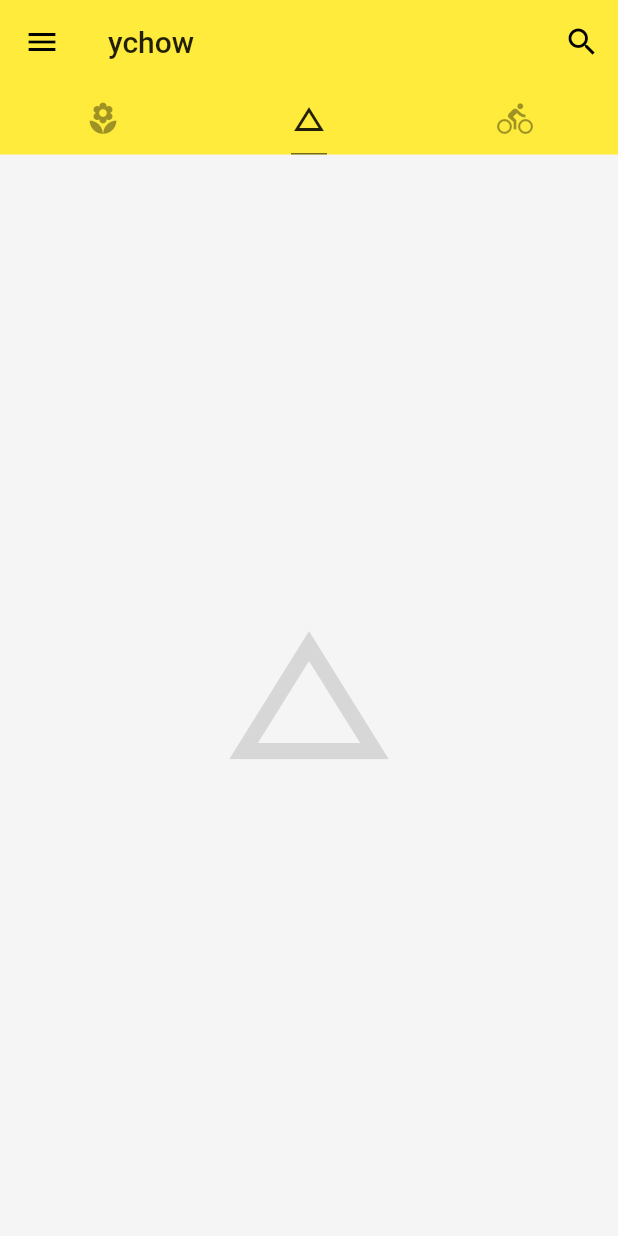
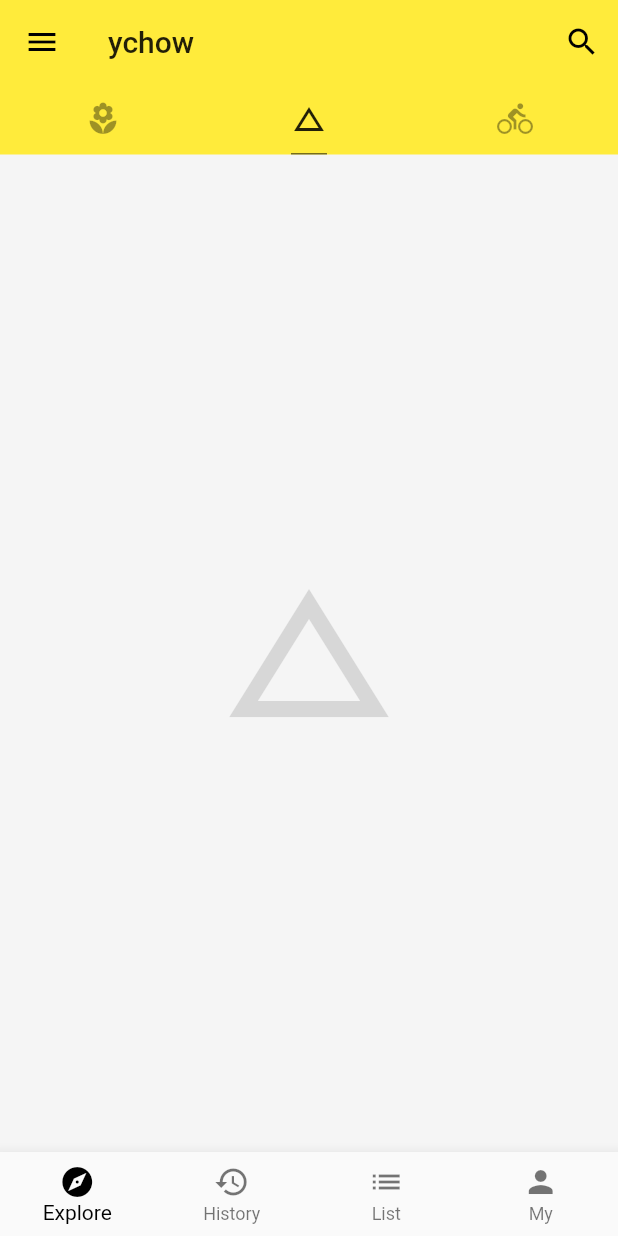
Before and after one commit to ychow/ychow_flutter, a Flutter app: the screen it shows after launch, tab 2 chosen, on a phone screen of 412 x 824 dp. Run offline on Flutter 3.47's test engine with Material 2 defaults, Android fonts, the phone set to English and light mode, and no system bars; network calls fail.

Commit message:
feat: add BottomNavigationBar

```diff
--- /dev/null
+++ b/lib/demo/Bottom_navigation_bar_demo.dart
@@ -0,0 +1,48 @@
+import 'package:flutter/material.dart';
+
+class BottomNavigationBarDemo extends StatefulWidget {
+  @override
+  State<StatefulWidget> createState() {
+    return _BottomNavigationBarDemoState();
+  }
+}
+
+class _BottomNavigationBarDemoState extends State<BottomNavigationBarDemo> {
+  int _currentIndex = 0;
+
+  void _onTapHandler (int index) {
+    setState(() {
+      _currentIndex = index;
+    });
+  }
+
+  @override
+  Widget build(BuildContext context) {
+    return BottomNavigationBar(
+      // if bottomNavigationBarItem length >3, need set the type!!!
+      type: BottomNavigationBarType.fixed,
+      // 当前默认选中
+      currentIndex: _currentIndex,
+      onTap: _onTapHandler,
+      fixedColor: Colors.black,
+      items: [
+        BottomNavigationBarItem(
+          icon: Icon(Icons.explore),
+          title: Text('Explore')
+        ),
+        BottomNavigationBarItem(
+          icon: Icon(Icons.history),
+          title: Text('History')
+        ),
+        BottomNavigationBarItem(
+          icon: Icon(Icons.list),
+          title: Text('List')
+        ),
+        BottomNavigationBarItem(
+          icon: Icon(Icons.person),
+          title: Text('My')
+        ),
+      ]
+    );
+  }
+}
--- a/lib/main.dart
+++ b/lib/main.dart
@@ -1,6 +1,7 @@
 import 'package:flutter/material.dart';
 import 'demo/ListView_demo.dart';
 import 'demo/Drawer_demo.dart';
+import 'demo/Bottom_navigation_bar_demo.dart';
 
 void main() => runApp(App());
 
@@ -57,12 +58,13 @@ class Home extends StatelessWidget {
         ),
         body: TabBarView(
           children: <Widget>[
-            Icon(Icons.local_florist, size: 128.0, color: Colors.black12),
+            ListViewDemo(),
             Icon(Icons.change_history, size: 128.0, color: Colors.black12),
             Icon(Icons.directions_bike, size: 128.0, color: Colors.black12),
           ],
         ),
-        drawer: DrawerDemo()
+        drawer: DrawerDemo(),
+        bottomNavigationBar: BottomNavigationBarDemo()
       )
     );
   }
```
